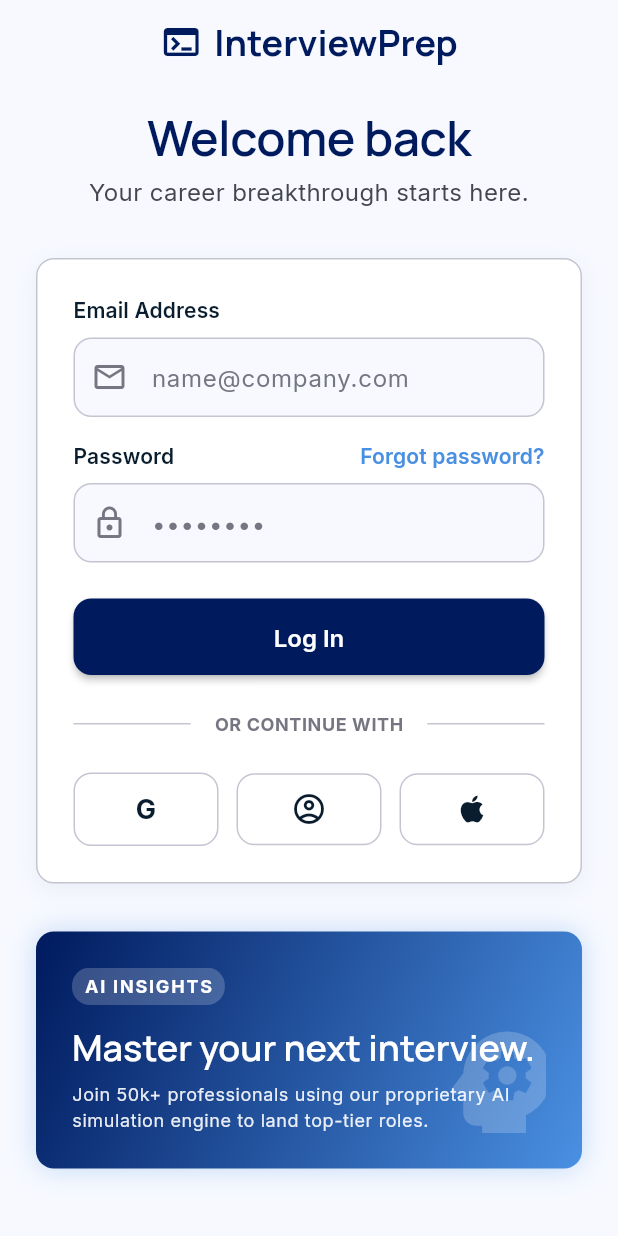
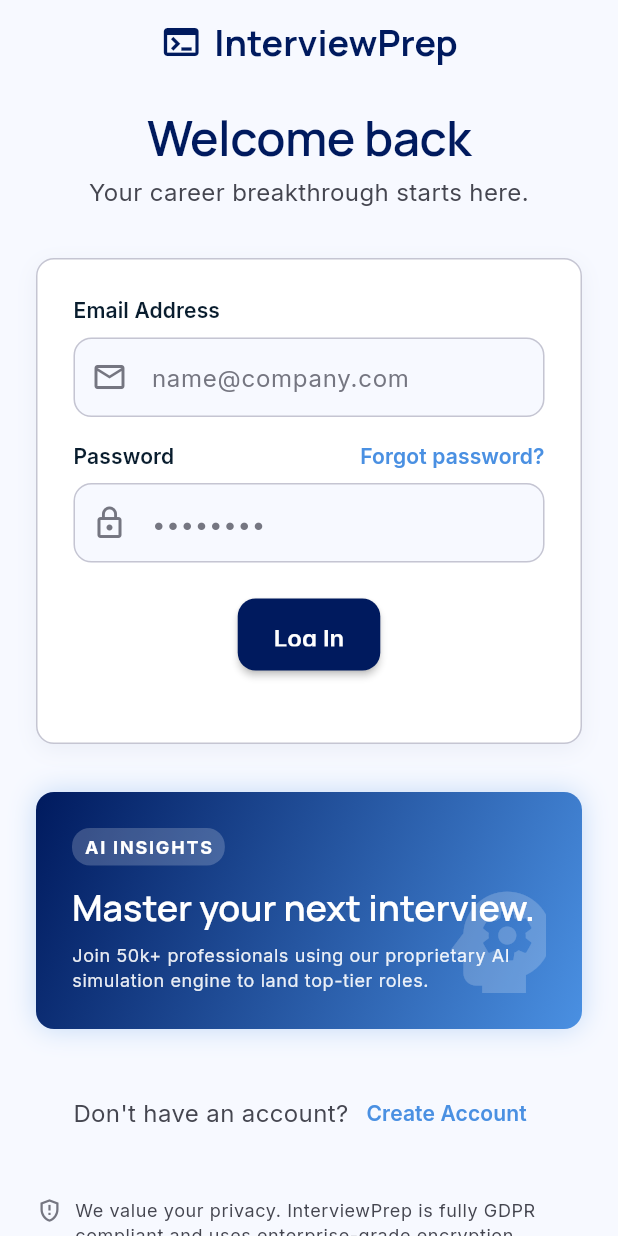
Before and after one commit to jo19lune/interviewPrep, a Flutter app: the screen it shows after launch, on a phone screen of 412 x 824 dp. Run offline on Flutter 3.47's test engine with Material 3 defaults, Android fonts, the phone set to English and light mode, and no system bars; our stand-ins replace dio, flutter_riverpod, flutter_secure_storage, go_router, google_fonts.

Commit message:
style(login): enlever le boutton conction social

```diff
--- a/interviewprep/lib/features/auth/screens/login_screen.dart
+++ b/interviewprep/lib/features/auth/screens/login_screen.dart
@@ -3,6 +3,7 @@
 import 'package:flutter_riverpod/flutter_riverpod.dart';
 import '../../../core/theme/app_theme.dart';
 import '../providers/auth_provider.dart';
+
 
 class LoginScreen extends ConsumerStatefulWidget {
   const LoginScreen({super.key});
@@ -202,51 +203,31 @@
                           ),
                           const SizedBox(height: 24),
 
-                          // Submit Button
-                          ElevatedButton(
-                            onPressed: _login,
-                            child: const Text('Log In'),
-                          ),
+                          // Submit Button + Loading + (social logins supprimés)
+                          Consumer(
+                            builder: (context, ref, _) {
+                              final authState = ref.watch(authStateProvider);
+                              final isLoading = authState is AsyncLoading<void>;
 
-                          const SizedBox(height: 24),
-
-                          // Divider
-                          Row(
-                            children: [
-                              const Expanded(child: Divider(color: AppTheme.outlineVariant)),
-                              Padding(
-                                padding: const EdgeInsets.symmetric(horizontal: 16),
-                                child: Text('OR CONTINUE WITH', style: Theme.of(context).textTheme.bodySmall?.copyWith(fontWeight: FontWeight.bold, color: AppTheme.outline)),
-                              ),
-                              const Expanded(child: Divider(color: AppTheme.outlineVariant)),
-                            ],
-                          ),
-                          const SizedBox(height: 24),
-
-                          // Social Logins
-                          Row(
-                            children: [
-                              Expanded(
-                                child: OutlinedButton(
-                                  onPressed: () {},
-                                  child: const Text('G', style: TextStyle(fontWeight: FontWeight.bold, fontSize: 18)),
-                                ),
-                              ),
-                              const SizedBox(width: 12),
-                              Expanded(
-                                child: OutlinedButton(
-                                  onPressed: () {},
-                                  child: const Icon(Icons.account_circle_outlined, size: 24),
-                                ),
-                              ),
-                              const SizedBox(width: 12),
-                              Expanded(
-                                child: OutlinedButton(
-                                  onPressed: () {},
-                                  child: const Icon(Icons.apple, size: 24),
-                                ),
-                              ),
-                            ],
+                              return Column(
+                                children: [
+                                  SizedBox(
+                                    height: 48,
+                                    child: ElevatedButton(
+                                      onPressed: isLoading ? null : _login,
+                                      child: isLoading
+                                          ? const SizedBox(
+                                              width: 20,
+                                              height: 20,
+                                              child: CircularProgressIndicator(strokeWidth: 2),
+                                            )
+                                          : const Text('Log In'),
+                                    ),
+                                  ),
+                                  const SizedBox(height: 24),
+                                ],
+                              );
+                            },
                           ),
                         ],
                       ),
```
Also changed, not shown: interviewprep/lib/features/auth/screens/register_screen.dart (+24 -44 lines).
